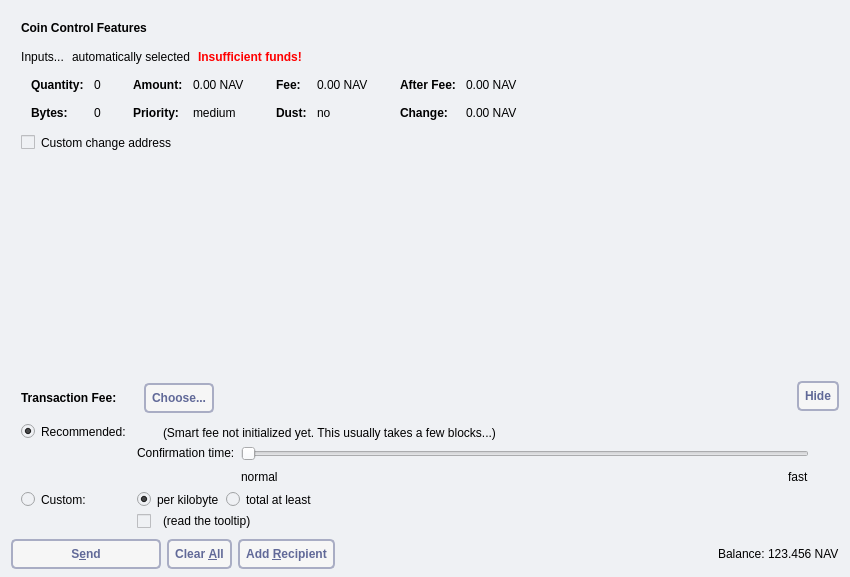
Before: the Qt Designer form src/qt/forms/sendcoinsdialog.ui in navcoin/navcoin-core, drawn with Qt 5.
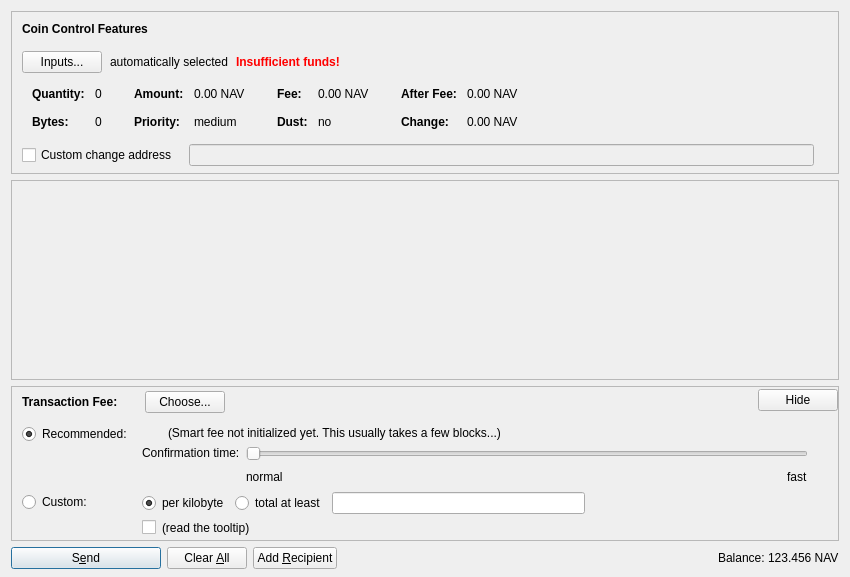
After: the same form once the commit is applied. Icons and pictures are not drawn. Custom widgets are drawn as their Qt base class.

The edit to the form file:
```diff
--- a/src/qt/forms/sendcoinsdialog.ui
+++ b/src/qt/forms/sendcoinsdialog.ui
@@ -14,7 +14,7 @@
    <string>Send Coins</string>
   </property>
   <property name="styleSheet">
-   <string notr="true">background: #eff1f4; border: 0</string>
+   <string notr="true"/>
   </property>
   <layout class="QVBoxLayout" name="verticalLayout" stretch="0,1,0,0">
    <property name="bottomMargin">
@@ -611,6 +611,9 @@
    </item>
    <item>
     <widget class="QScrollArea" name="scrollArea">
+     <property name="styleSheet">
+      <string notr="true"/>
+     </property>
      <property name="widgetResizable">
       <bool>true</bool>
      </property>
@@ -619,8 +622,8 @@
        <rect>
         <x>0</x>
         <y>0</y>
-        <width>826</width>
-        <height>104</height>
+        <width>824</width>
+        <height>77</height>
        </rect>
       </property>
       <layout class="QVBoxLayout" name="verticalLayout_2" stretch="0,1">
@@ -770,7 +773,7 @@
               <item>
                <widget class="QPushButton" name="buttonChooseFee">
                 <property name="styleSheet">
-                 <string notr="true"> background: #f6f6f6; border: 2px solid #a9adc4; border-radius: 5px; padding: 6px; text-transform: uppercase; color: #616998; font-weight: bold</string>
+                 <string notr="true"/>
                 </property>
                 <property name="text">
                  <string>Choose...</string>
@@ -813,7 +816,7 @@
              <string>collapse fee-settings</string>
             </property>
             <property name="styleSheet">
-             <string notr="true"> background: #f6f6f6; border: 2px solid #a9adc4; border-radius: 5px; padding: 6px; text-transform: uppercase; color: #616998; font-weight: bold</string>
+             <string notr="true"/>
             </property>
             <property name="text">
              <string>Hide</string>
@@ -1211,7 +1214,7 @@
         <string>Confirm the send action</string>
        </property>
        <property name="styleSheet">
-        <string notr="true"> background: #f6f6f6; border: 2px solid #a9adc4; border-radius: 5px; padding: 6px; text-transform: uppercase; color: #616998; font-weight: bold</string>
+        <string notr="true"/>
        </property>
        <property name="text">
         <string>S&amp;end</string>
@@ -1240,7 +1243,7 @@
         <string>Clear all fields of the form.</string>
        </property>
        <property name="styleSheet">
-        <string notr="true"> background: #f6f6f6; border: 2px solid #a9adc4; border-radius: 5px; padding: 6px; text-transform: uppercase; color: #616998; font-weight: bold</string>
+        <string notr="true"/>
        </property>
        <property name="text">
         <string>Clear &amp;All</string>
@@ -1260,7 +1263,7 @@
         <string>Send to multiple recipients at once</string>
        </property>
        <property name="styleSheet">
-        <string notr="true"> background: #f6f6f6; border: 2px solid #a9adc4; border-radius: 5px; padding: 6px; text-transform: uppercase; color: #616998; font-weight: bold</string>
+        <string notr="true"/>
        </property>
        <property name="text">
         <string>Add &amp;Recipient</string>
```
Left out of the diff: 10 changed lines with no effect on the pictures.
